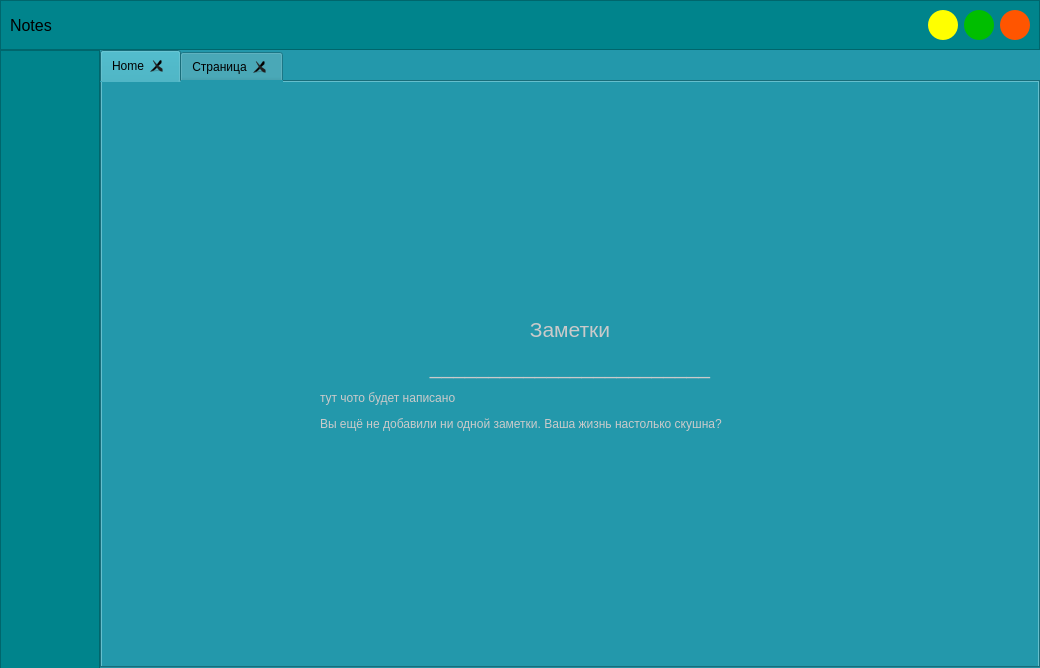
First picture: the form in source/mainwindow.ui, repository Proctocheck/project-y, before the edit.
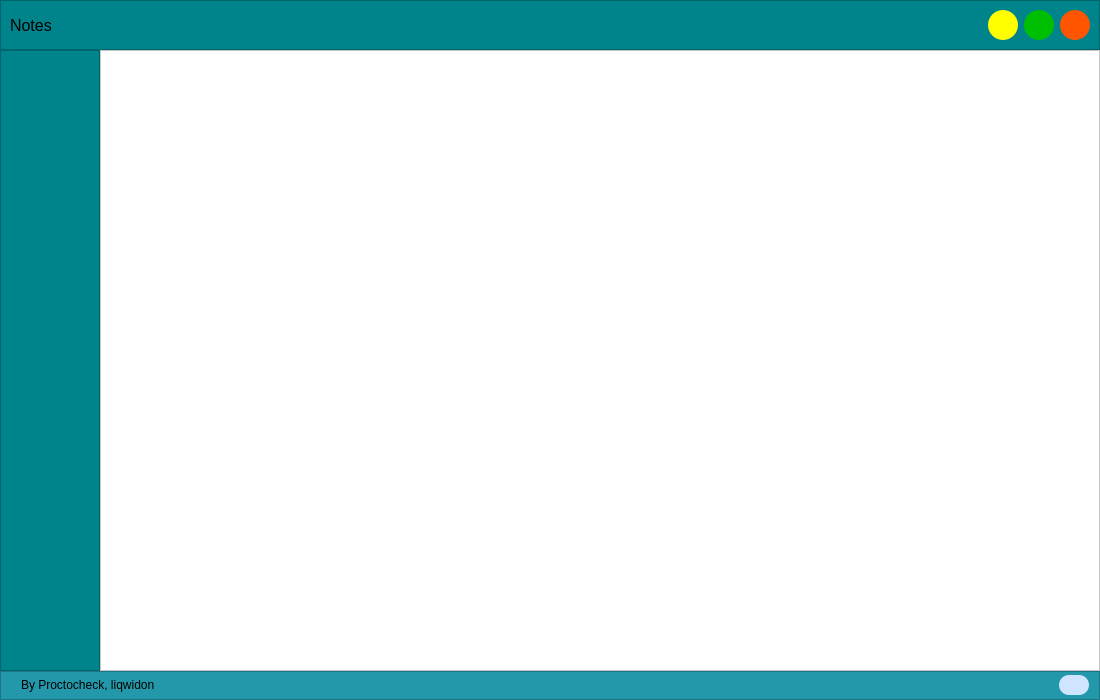
Second picture: the form after the edit. Icons and pictures are not drawn.

The edit to the form file:
```diff
--- a/source/mainwindow.ui
+++ b/source/mainwindow.ui
@@ -6,14 +6,14 @@
    <rect>
     <x>0</x>
     <y>0</y>
-    <width>1040</width>
-    <height>668</height>
+    <width>1100</width>
+    <height>700</height>
    </rect>
   </property>
   <property name="minimumSize">
    <size>
-    <width>980</width>
-    <height>621</height>
+    <width>1100</width>
+    <height>700</height>
    </size>
   </property>
   <property name="maximumSize">
@@ -54,66 +54,37 @@
      <number>0</number>
     </property>
     <item row="1" column="1">
-     <widget class="QTabWidget" name="tabWidget">
+     <widget class="QFrame" name="widgetFrame">
       <property name="styleSheet">
-       <string notr="true">background-color: rgb(242, 248, 253);
-background-color: rgb(243, 144, 79);
-background-color: qlineargradient(spread:pad, x1:0, y1:0, x2:1, y2:0, stop:0 rgba(0, 65, 86), stop:1 rgba(243, 144, 79));
-background-color: rgb(35, 152, 171);</string>
+       <string notr="true">background-color: rgb(255, 255, 255);</string>
       </property>
-      <property name="currentIndex">
-       <number>0</number>
+      <property name="frameShape">
+       <enum>QFrame::StyledPanel</enum>
       </property>
-      <property name="documentMode">
-       <bool>false</bool>
+      <property name="frameShadow">
+       <enum>QFrame::Raised</enum>
       </property>
-      <property name="tabsClosable">
-       <bool>true</bool>
-      </property>
-      <property name="movable">
-       <bool>true</bool>
-      </property>
-      <widget class="QWidget" name="tab">
-       <attribute name="title">
-        <string>Home</string>
-       </attribute>
-       <layout class="QGridLayout" name="gridLayout_2">
-        <item row="0" column="0">
-         <widget class="QLabel" name="label">
-          <property name="enabled">
-           <bool>true</bool>
-          </property>
-          <property name="minimumSize">
-           <size>
-            <width>0</width>
-            <height>0</height>
-           </size>
-          </property>
-          <property name="maximumSize">
-           <size>
-            <width>500</width>
-            <height>250</height>
-           </size>
-          </property>
-          <property name="styleSheet">
-           <string notr="true">color: rgb(202, 202, 202);</string>
-          </property>
-          <property name="text">
-           <string>&lt;html&gt;&lt;head/&gt;&lt;body&gt;&lt;p align=&quot;center&quot;&gt;&lt;span style=&quot; font-size:16pt;&quot;&gt;Заметки&lt;/span&gt;&lt;/p&gt;&lt;p align=&quot;center&quot;&gt;&lt;span style=&quot; font-size:16pt;&quot;&gt;________________________&lt;/span&gt;&lt;/p&gt;&lt;p&gt;тут чото будет написано&lt;/p&gt;&lt;p&gt;Вы ещё не добавили ни одной заметки. Ваша жизнь настолько скушна?&lt;/p&gt;&lt;/body&gt;&lt;/html&gt;</string>
-          </property>
-         </widget>
-        </item>
-       </layout>
-      </widget>
-      <widget class="QWidget" name="tab_2">
-       <attribute name="title">
-        <string>Страница</string>
-       </attribute>
-      </widget>
+      <layout class="QGridLayout" name="NotesWidget_">
+       <property name="leftMargin">
+        <number>0</number>
+       </property>
+       <property name="topMargin">
+        <number>0</number>
+       </property>
+       <property name="rightMargin">
+        <number>0</number>
+       </property>
+       <property name="bottomMargin">
+        <number>0</number>
+       </property>
+       <property name="spacing">
+        <number>0</number>
+       </property>
+      </layout>
      </widget>
     </item>
-    <item row="1" column="0" alignment="Qt::AlignLeft">
-     <widget class="QFrame" name="side_frame">
+    <item row="1" column="0">
+     <widget class="QFrame" name="sideFrame">
       <property name="minimumSize">
        <size>
         <width>100</width>
@@ -229,7 +200,7 @@
           <enum>Qt::Vertical</enum>
          </property>
          <property name="sizeType">
-          <enum>QSizePolicy::Fixed</enum>
+          <enum>QSizePolicy::Preferred</enum>
          </property>
          <property name="sizeHint" stdset="0">
           <size>
@@ -444,6 +415,93 @@
       </layout>
      </widget>
     </item>
+    <item row="2" column="0" colspan="2">
+     <widget class="QFrame" name="frame">
+      <property name="minimumSize">
+       <size>
+        <width>0</width>
+        <height>20</height>
+       </size>
+      </property>
+      <property name="maximumSize">
+       <size>
+        <width>16777215</width>
+        <height>30</height>
+       </size>
+      </property>
+      <property name="frameShape">
+       <enum>QFrame::StyledPanel</enum>
+      </property>
+      <property name="frameShadow">
+       <enum>QFrame::Raised</enum>
+      </property>
+      <layout class="QGridLayout" name="gridLayout_2">
+       <property name="leftMargin">
+        <number>20</number>
+       </property>
+       <property name="topMargin">
+        <number>0</number>
+       </property>
+       <property name="rightMargin">
+        <number>10</number>
+       </property>
+       <property name="bottomMargin">
+        <number>0</number>
+       </property>
+       <property name="spacing">
+        <number>0</number>
+       </property>
+       <item row="0" column="0">
+        <widget class="QLabel" name="label">
+         <property name="text">
+          <string>By Proctocheck, liqwidon</string>
+         </property>
+        </widget>
+       </item>
+       <item row="0" column="1">
+        <widget class="QFrame" name="moveFrame">
+         <property name="minimumSize">
+          <size>
+           <width>20</width>
+           <height>20</height>
+          </size>
+         </property>
+         <property name="maximumSize">
+          <size>
+           <width>30</width>
+           <height>20</height>
+          </size>
+         </property>
+         <property name="styleSheet">
+          <string notr="true">background-color: rgb(181, 226, 255);
+background-color: rgb(207, 228, 255);
+border-radius: 10px;</string>
+         </property>
+         <property name="frameShape">
+          <enum>QFrame::StyledPanel</enum>
+         </property>
+         <property name="frameShadow">
+          <enum>QFrame::Raised</enum>
+         </property>
+         <layout class="QHBoxLayout" name="moveFrameLayout">
+          <property name="leftMargin">
+           <number>0</number>
+          </property>
+          <property name="topMargin">
+           <number>0</number>
+          </property>
+          <property name="rightMargin">
+           <number>0</number>
+          </property>
+          <property name="bottomMargin">
+           <number>0</number>
+          </property>
+         </layout>
+        </widget>
+       </item>
+      </layout>
+     </widget>
+    </item>
    </layout>
   </widget>
  </widget>
```
Left out of the diff: 86 changed lines with no effect on the pictures.
